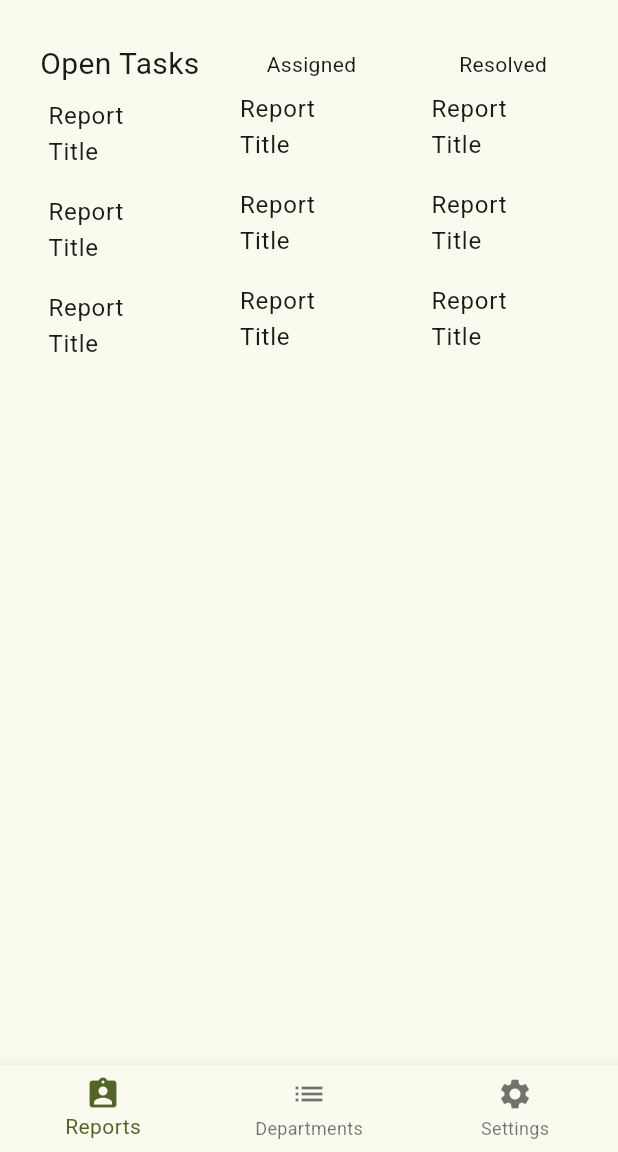
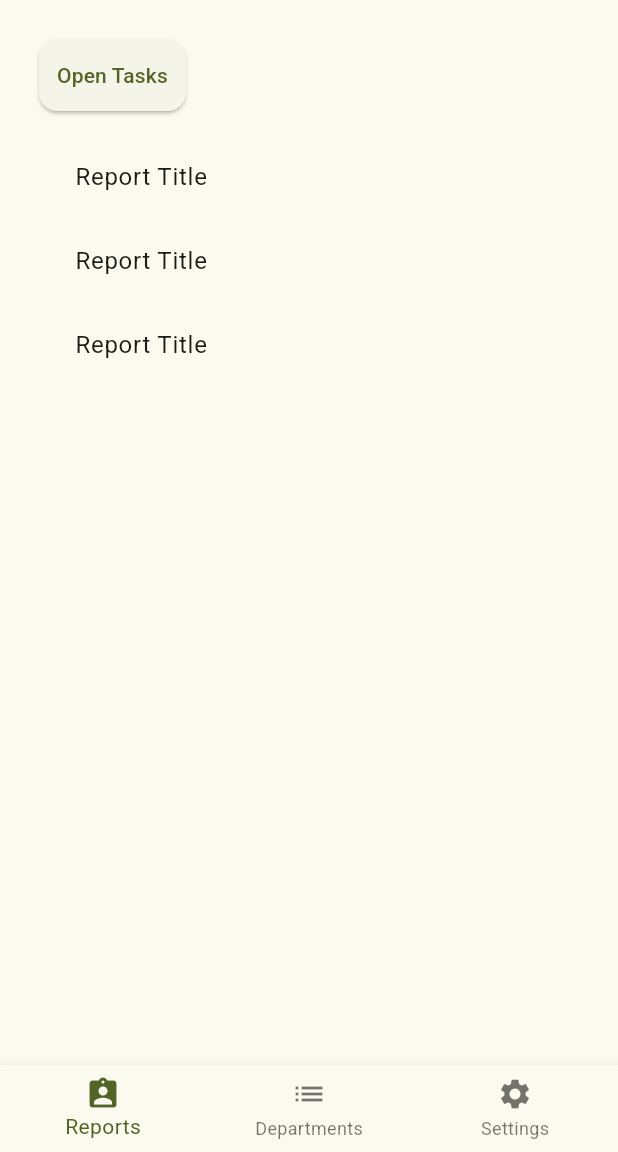
Before and after one commit to xoflo/tandag911, a Flutter app: the AdminScreen screen opened directly, on a phone screen of 412 x 824 dp, the part 84-1236 px from its top. Run offline on Flutter 3.47's test engine with Material 3 defaults, Android fonts, the phone set to English and light mode, and no system bars; drawn by our look-alikes of flutter_animate; our stand-ins replace cloud_firestore, firebase_auth, firebase_core; missing offline and left inert: firebase_app_check; accounts and stored records are empty.

Commit message:
Implement responsive layout for reports display and integrate animations
- **Global Changes**:
    - Add `flutter_animate` dependency to `pubspec.yaml` for UI transitions.
    - Import `flutter_animate` in admin-related screens.

- **Reports Display**:
    - Implement a responsive layout using `MediaQuery` to switch between a `Row` (desktop/wide) and a `Column` (mobile/narrow) view based on screen width.
    - Add a `ValueListenableBuilder` to handle category selection ('Open Tasks', 'Assigned', 'Resolved') with a toggleable filter UI for mobile views.
    - Integrate `ListTile` tap functionality to trigger an `AlertDialog` for report details.
    - Apply fade-in animations to category selection transitions using `flutter_animate`.
    - Adjust padding and styling, including the use of `primaryColor` for active category states.

```diff
--- a/lib/admin/admin.dart
+++ b/lib/admin/admin.dart
@@ -1,5 +1,6 @@
 import 'package:firebase_auth/firebase_auth.dart';
 import 'package:flutter/material.dart';
+import 'package:flutter_animate/flutter_animate.dart';
 import 'package:tandag_911/admin/departmentsDisplay.dart';
 import 'package:tandag_911/admin/reportsDisplay.dart';
 import 'package:tandag_911/admin/settingsDisplay.dart';
--- a/lib/admin/reportsDisplay.dart
+++ b/lib/admin/reportsDisplay.dart
@@ -1,12 +1,14 @@
 import 'package:flutter/material.dart';
+import 'package:flutter_animate/flutter_animate.dart';
+import 'package:tandag_911/ui_const.dart';
 
 reportsDisplay(BuildContext context) {
   return Padding(
-    padding: EdgeInsets.all(16),
+    padding: EdgeInsets.all(22),
     child: Column(
       mainAxisAlignment: MainAxisAlignment.center,
       children: [
-        Row(
+        MediaQuery.of(context).size.width > 500 ? Row(
           mainAxisAlignment: MainAxisAlignment.center,
           children: [
             Column(
@@ -19,6 +21,14 @@ reportsDisplay(BuildContext context) {
                       itemCount: 3,
                       itemBuilder: (context, i) {
                         return ListTile(
+                          onTap: () {
+                            showDialog(context: context, builder: (_) => AlertDialog(
+                              content: Container(
+                                height: 200,
+                                width: 200,
+                              ),
+                            ));
+                          },
                           title: Text("Report Title"),
                         );
                       }),
@@ -60,7 +70,61 @@ reportsDisplay(BuildContext context) {
               ],
             ),
           ],
-        )
+        ) : Column(
+          children: [
+            Builder(
+              builder: (context) {
+                ValueNotifier<int> selectCategory = ValueNotifier(0);
+                List<String> categories = ['Open Tasks', 'Assigned', 'Resolved'];
+                int lastIndex = 0;
+
+                return ValueListenableBuilder(
+                  valueListenable: selectCategory, builder: (BuildContext context, value, Widget? child) {
+                    return selectCategory.value > -1 && selectCategory.value < 3 ? Align(
+                      alignment: Alignment.centerLeft,
+                      child: Card(child: TextButton(onPressed: () {
+                        lastIndex = selectCategory.value;
+                        selectCategory.value = 4;
+                      }, child: Text(categories[selectCategory.value]).animate().fadeIn())),
+                    ) : Row(
+                      children: [
+                        TextButton(onPressed: () {
+                          selectCategory.value = 0;
+                        }, child: Text("Open Tasks", style: TextStyle(color: lastIndex == 0 ? primaryColor : Colors.grey))),
+                        TextButton(onPressed: () {
+                          selectCategory.value = 1;
+                        }, child: Text("Assigned", style: TextStyle(color: lastIndex == 1 ? primaryColor : Colors.grey))),
+                        TextButton(onPressed: () {
+                          selectCategory.value = 2;
+                        }, child: Text("Resolved", style: TextStyle(color: lastIndex == 2 ? primaryColor : Colors.grey))),
+                      ],
+                    ).animate().fadeIn();
+                });
+
+              }
+            ),
+            Container(
+              padding: EdgeInsets.all(12),
+              height: MediaQuery.of(context).size.height - 200,
+              width: MediaQuery.of(context).size.width,
+              child: ListView.builder(
+                  itemCount: 3,
+                  itemBuilder: (context, i) {
+                    return ListTile(
+                      onTap: () {
+                        showDialog(context: context, builder: (_) => AlertDialog(
+                          content: Container(
+                            height: 200,
+                            width: 200,
+                          ),
+                        ));
+                      },
+                      title: Text("Report Title"),
+                    );
+                  }),
+            ),
+
+            ],)
       ],
     ),
   );
--- a/pubspec.yaml
+++ b/pubspec.yaml
@@ -38,6 +38,7 @@ dependencies:
   firebase_auth: ^6.4.0
   firebase_app_check: ^0.4.3
   cloud_firestore: ^6.3.0
+  flutter_animate: ^4.5.2
 
 dev_dependencies:
   flutter_test:
```
Also changed, not shown: pubspec.lock.
